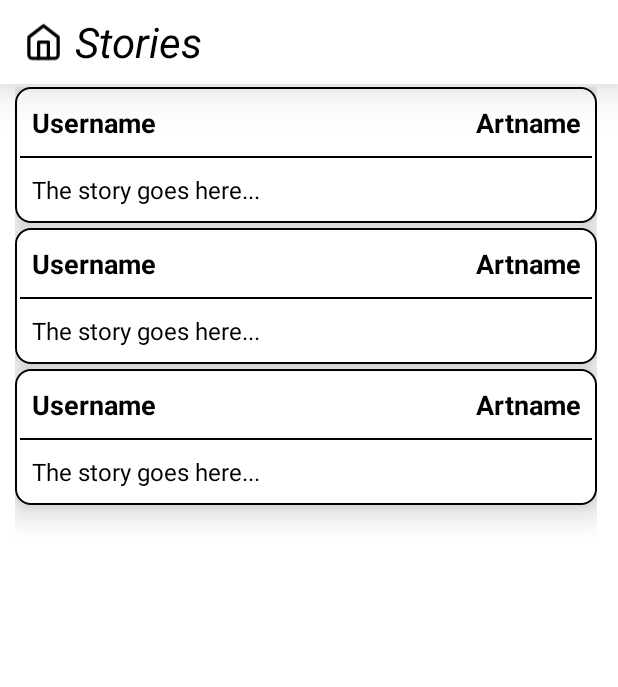
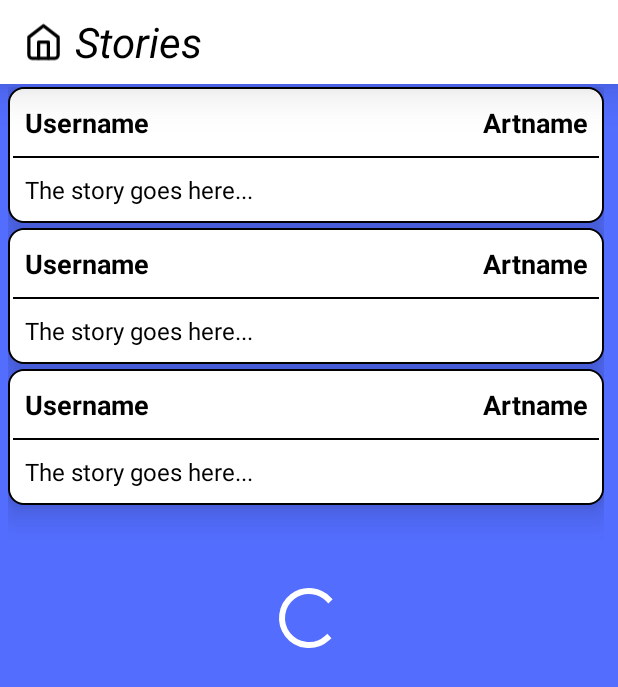
Before and after one commit to Shashankappu/smartGuide, an Android app: the layout activity_stories.xml on its own in the app's theme, with its tools: preview values and no code run, on a phone screen of 412 x 824 dp. Shown: the top 687 px of the screen. Run offline under Robolectric (Android 15) with nearby library versions, the light colour scheme and no system bars.

Commit message:
progressbar added to stories activity

```diff
--- a/app/src/main/res/layout/activity_stories.xml
+++ b/app/src/main/res/layout/activity_stories.xml
@@ -4,7 +4,7 @@
     xmlns:tools="http://schemas.android.com/tools"
     android:layout_width="match_parent"
     android:layout_height="match_parent"
-    android:background="@color/white"
+    android:background="#536DFE"
     tools:context=".StoriesActivity">
 
    <androidx.appcompat.widget.Toolbar
@@ -39,9 +39,17 @@
        android:layout_below="@+id/toolbar"
        android:divider="@android:color/transparent"
        android:dividerHeight="3dp"
-       android:paddingHorizontal="10dp"
+       android:paddingHorizontal="5dp"
        android:scrollbarStyle="outsideInset"
-       tools:listitem="@layout/stories_item" />
+       tools:listitem="@layout/stories_item" />\
+
+   <ProgressBar
+       android:id="@+id/pgBar"
+       android:layout_width="wrap_content"
+       android:progressTint="@color/white"
+       android:indeterminateTint="@color/white"
+       android:layout_height="wrap_content"
+      android:layout_centerInParent="true" />
 
 
 </RelativeLayout>
```
Also changed, not shown: app/src/main/java/com/shashanksp/smartsonics/StoriesActivity.java (+11 -0 lines), app/src/main/res/layout/activity_splash.xml (+21 -0 lines).
